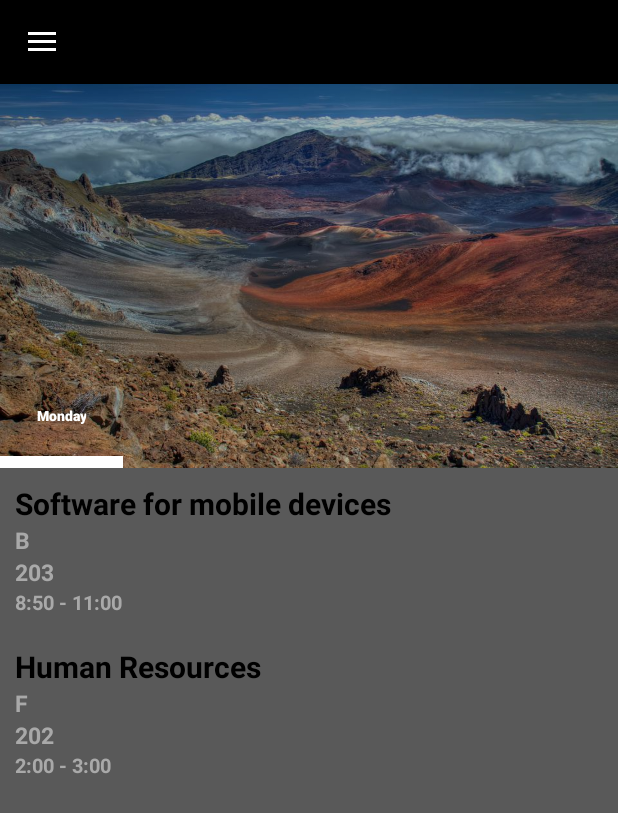
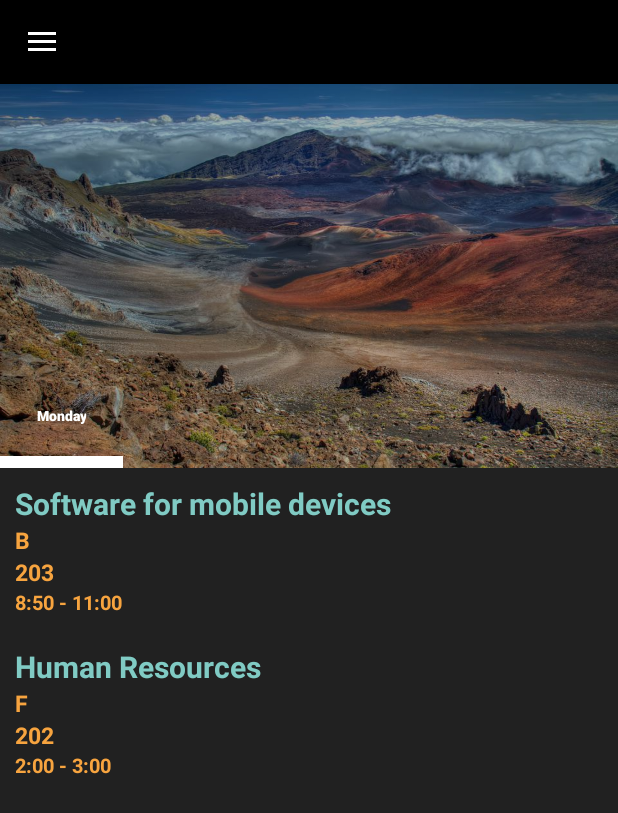
Before and after one commit to Faateh-Jarree/WheresMyClass, an Android app: the ViewScheduleActivity screen opened directly, with no data from a screen before it, on a phone screen of 412 x 824 dp. Shown: the top 813 px of the screen. Run offline under Robolectric (Android 15) with nearby library versions, the phone set to English and light mode, and no system bars; libraries missing offline, so code that uses them is left out: android.support.v7; 1 statement that could not run was skipped.

Commit message:
Third Commit by Jarree: Shiza

```diff
--- a/app/src/main/res/layout/navigation_drawer.xml
+++ b/app/src/main/res/layout/navigation_drawer.xml
@@ -13,11 +13,6 @@
         android:layout_width="match_parent"
         android:layout_height="?attr/actionBarSize" >
 
-
-
-        <!--android:layout_width="match_parent"-->
-        <!--android:layout_marginTop="20dp"-->
-        <!--android:layout_height="wrap_content">-->
         <android.support.design.widget.AppBarLayout
             android:id="@+id/htab_appbar"
             android:layout_width="match_parent"
@@ -56,7 +51,7 @@
                     android:layout_height="match_parent"
                     android:alpha="0.3"
                     android:background="@android:color/black"
-                    android:fitsSystemWindows="true"/>
+                    android:fitsSystemWindows="true" />
 
                 <android.support.v7.widget.Toolbar
                     android:id="@+id/htab_toolbar"
@@ -86,7 +81,8 @@
                 android:id="@+id/htab_viewpager"
                 android:layout_width="match_parent"
                 android:layout_height="match_parent"
-                app:layout_behavior="@string/appbar_scrolling_view_behavior"/>
+                app:layout_behavior="@string/appbar_scrolling_view_behavior"
+                android:background="#FF212121"/>
 
         </android.support.design.widget.AppBarLayout>
 
@@ -99,7 +95,8 @@
         android:layout_gravity="start"
         android:fitsSystemWindows="true"
         app:menu="@menu/drawer_view"
-        app:headerLayout="@layout/nav_header" />
+        app:headerLayout="@layout/nav_header"
+        android:theme="@style/nav_drawer_theme"/>
 
 
     <!--<include layout="@layout/recycler_view"></include>-->
--- a/app/src/main/res/layout/view_schedule_rowstyle.xml
+++ b/app/src/main/res/layout/view_schedule_rowstyle.xml
@@ -3,48 +3,38 @@
     xmlns:android="http://schemas.android.com/apk/res/android" android:layout_width="match_parent"
     android:layout_height="match_parent"
     android:orientation="vertical"
-    android:padding="10dp"
-    >
-
-
+    android:padding="10dp">
 
     <TextView
         android:id="@+id/name"
         android:layout_width="match_parent"
         android:layout_height="wrap_content"
-        android:textColor="@android:color/black"
+        android:textColor="#FF80CBC4"
         android:textSize="20sp"
-        android:textStyle="bold"
-        />
+        android:textStyle="bold" />
 
     <TextView
         android:id="@+id/section"
         android:layout_width="match_parent"
         android:layout_height="wrap_content"
-        android:textColor="#a9a9a9"
+        android:textColor="#FFF7A43F"
         android:textSize="15sp"
-        android:textStyle="bold"
-        />
-
+        android:textStyle="bold" />
 
     <TextView
         android:id="@+id/room"
         android:layout_width="match_parent"
         android:layout_height="wrap_content"
-        android:textColor="#a9a9a9"
+        android:textColor="#FFF7A43F"
         android:textSize="15sp"
-        android:textStyle="bold"
-        />
-
+        android:textStyle="bold" />
 
     <TextView
         android:id="@+id/classtime"
         android:layout_width="match_parent"
         android:layout_height="wrap_content"
-        android:textColor="#a9a9a9"
+        android:textColor="#FFF7A43F"
         android:textSize="13sp"
-        android:textStyle="bold"
-        />
-
+        android:textStyle="bold" />
 
 </LinearLayout>
--- a/app/src/main/res/values/colors.xml
+++ b/app/src/main/res/values/colors.xml
@@ -1,7 +1,7 @@
 <?xml version="1.0" encoding="utf-8"?>
 <resources>
-    <color name="colorPrimary">#595959</color>
-    <color name="colorPrimaryDark">#121212</color>
+    <color name="colorPrimary">#aaaaaa</color>
+    <color name="colorPrimaryDark">#1f1f1f</color>
     <color name="colorAccent">#5ff4ea</color>
     <color name="colorAddTableButton">#00aeff</color>
 
@@ -9,5 +9,9 @@
     <color name="bgRowBackgroundAccept">#58D68D</color>
     <color name="bgRowBackground">#FF0000</color>
     <color name="itemName">#5AC8FA</color>
-    <color name="description">#a7a7a7</color>
+    <color name="description">#6d96c5</color>
+    <color name="primary_text_material_light">#51d1c9</color>
+    <color name="text_color_primary">#ffffff</color>
+    <color name="primary_dark_material_dark">#000000</color>
+    <color name="background_material_dark">#ff0000</color>
 </resources>
--- a/app/src/main/res/values/styles.xml
+++ b/app/src/main/res/values/styles.xml
@@ -48,4 +48,16 @@
         <item name="android:colorForeground">#42221f1f
         </item>
     </style>
+
+    <style name="nav_drawer_theme" parent="Theme.AppCompat.NoActionBar" >
+        <item name="android:navigationBarColor">@color/colorPrimary</item>
+        <item name="colorPrimary">@color/colorAccent</item>
+        <item name="android:textColorPrimaryInverse">@color/primary_text_material_light</item>
+        <item name="android:colorForeground">@color/text_color_primary</item>
+    </style>
+
+    <style name="view_pager_theme" parent="nav_drawer_theme" >
+        <item name="android:textColorPrimary">@color/text_color_primary</item>
+        <item name="android:colorBackground">@color/background_material_dark</item>
+    </style>
 </resources>
```
